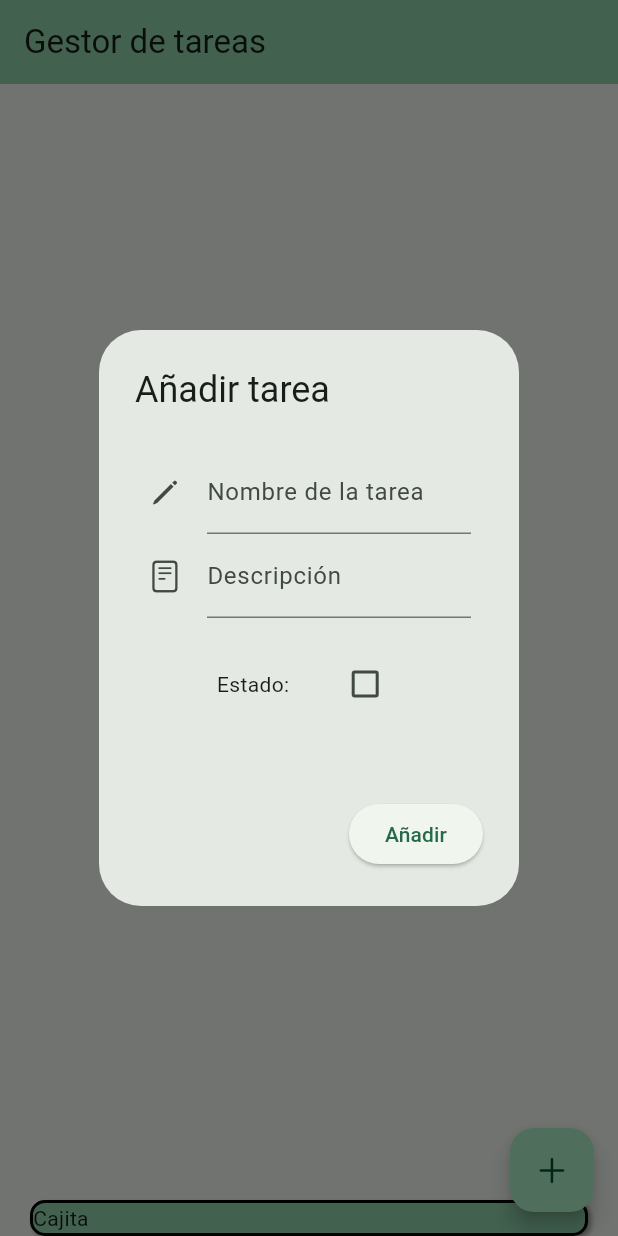
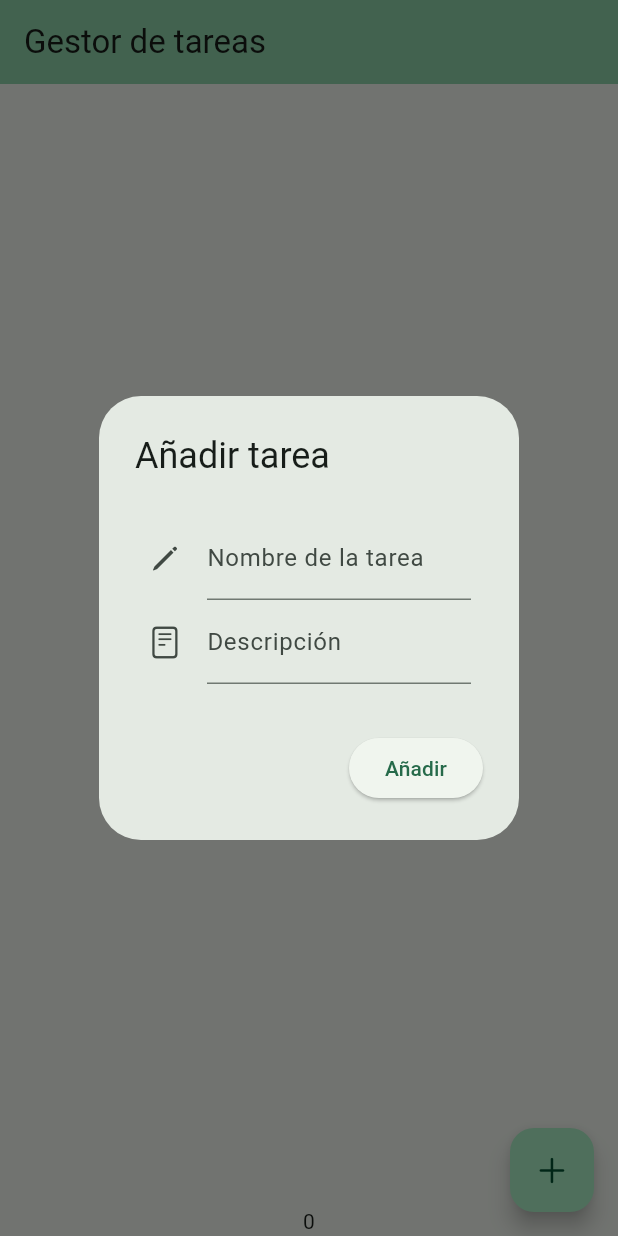
Before and after one commit to jpsoso/GestorTareas, a Flutter app: the screen it shows after launch, after a tap on an icon or button, on a phone screen of 412 x 824 dp. Run offline on Flutter 3.47's test engine with Material 3 defaults, Android fonts, the phone set to English and light mode, and no system bars; missing offline and left inert: dart:ffi.

Commit message:
basic functionality
bug: empty task (the first task added is always empty and cant be deleted)

```diff
--- a/lib/main.dart
+++ b/lib/main.dart
@@ -58,31 +58,19 @@
 }
 
 class _MyHomePageState extends State<MyHomePage> {
-  int _counter = 0;
-  bool _NUEVA_TAREA_hecha = false; // Variable del check box de añadir tarea
-  final List<String> items = List<String>.generate(3, (i) => 'Item $i');
 
   // Controladores de los formularios
+  TextEditingController nombreController = TextEditingController();
+  TextEditingController descripcionController = TextEditingController();
 
   // Gestión de las tareas
-  GestorTareas gestorTareas = GestorTareas();
+  GestorTareas _gestorTareas = GestorTareas();
 
   void anadeTarea(String name, String desc)
   {
     setState(() {
       Tarea tarea = Tarea(name, desc, false);
-      gestorTareas.anade(tarea);
-    });
-  }
-
-  void _incrementCounter() {
-    setState(() {
-      // This call to setState tells the Flutter framework that something has
-      // changed in this State, which causes it to rerun the build method below
-      // so that the display can reflect the updated values. If we changed
-      // _counter without calling setState(), then the build method would not be
-      // called again, and so nothing would appear to happen.
-      _counter++;
+      _gestorTareas.anade(tarea);
     });
   }
 
@@ -107,51 +95,67 @@
       body: Column(
         children: [
           Expanded(
-            child: ListView.builder(
-              scrollDirection: Axis.vertical,
-              shrinkWrap: true,
-              physics: ClampingScrollPhysics(),
-              itemCount: gestorTareas.tamano(),
-              itemBuilder: (context, index) {
-                ListView.builder(
-                    padding: const EdgeInsets.all(8),
-                    itemCount: items.length,
-                    itemBuilder: (BuildContext context, int index) {
-                      return Container(
-                        height: 50,
-                        child: Center(child: Text('Entry ${entries[index]}')),
-                      );
-                    }
+            child: ListView.separated(
+              padding: const EdgeInsets.all(8),
+              itemCount: this._gestorTareas.tamano(),
+              itemBuilder: (BuildContext context, int index) {
+                return Container(
+                  padding: const EdgeInsets.all(8.0),
+                  color: Colors.greenAccent,
+                  child: Column(
+                    crossAxisAlignment: CrossAxisAlignment.start,
+                    children: [
+                      Column(
+                        crossAxisAlignment: CrossAxisAlignment.start,
+                        children: [
+                          Text(
+                              this._gestorTareas.getAt(index).getNombre(),
+                            style: const TextStyle(
+                              fontSize: 20,
+                              color: Colors.purple,
+                            ),
+                          ),
+                          Text(this._gestorTareas.getAt(index).getDesc()),
+                        ],
+                      ),
+                      Row(
+                      mainAxisAlignment: MainAxisAlignment.end,
+                        children: [
+                          Checkbox(
+                            value: this._gestorTareas.getAt(index).getDone(),
+                            onChanged: (bool? value) {
+                              setState(() {
+                                if (!this._gestorTareas.getAt(index).getDone())
+                                {
+                                  this._gestorTareas.completar(index);
+                                }
+                              });
+                            },
+                          ),
+                          ElevatedButton(
+                            child: Icon(CupertinoIcons.trash),
+                            onPressed: () {
+                                setState((){
+                                  this._gestorTareas.elimina(this._gestorTareas.getAt(index));
+                                });
+                              },
+                          ),
+                        ],
+                      )
+                    ],
+                  )
+
                 );
               },
-            ),
+              separatorBuilder: (BuildContext context, int index) => const Divider(),
+            )
           ),
-          Container(
-            margin: const EdgeInsets.only(left: 20.0, right: 20.0),
-            width: double.infinity,
-            child: Text("Cajita"),
-            decoration: BoxDecoration(
-                color: Theme.of(context).colorScheme.inversePrimary,
-                border: Border.all(
-                  color: Colors.black,
-                  width: 2.0,
-                ),
-                borderRadius: BorderRadius.circular(10.0),
-                boxShadow: const [
-                  BoxShadow(
-                      color: Colors.grey ,
-                      blurRadius: 2.0,
-                      offset: Offset(2.0,2.0)
-                  )
-                ]
-            ),
-          ),
+        Text(this._gestorTareas.tamano().toString())
         ],
       ),
       floatingActionButton: FloatingActionButton(
         child: Icon(CupertinoIcons.add),
         onPressed: () {
-          //setState(() { /*code*/
             showDialog(
                 context: context,
                 builder: (BuildContext context) {
@@ -164,35 +168,19 @@
                         child: Column(
                           children: <Widget>[
                             TextFormField(
+                              controller: nombreController,
                               decoration: const InputDecoration(
                                 labelText: 'Nombre de la tarea',
                                 icon: Icon(CupertinoIcons.pencil),
                               ),
                             ),
                             TextFormField(
+                              controller: descripcionController,
                               decoration: const InputDecoration(
                                 labelText: 'Descripción',
                                 icon: Icon(CupertinoIcons.doc_plaintext),
                               ),
                             ),
-                            Container(
-                              padding: EdgeInsets.all(20.0),
-                              child: Row(
-                                mainAxisAlignment: MainAxisAlignment.spaceEvenly,
-                                crossAxisAlignment: CrossAxisAlignment.center,
-                                children: [
-                                  Text("Estado:"),
-                                  Checkbox(
-                                      value: this._NUEVA_TAREA_hecha,
-                                      onChanged: (bool? value) {
-                                        setState(() {
-                                          this._NUEVA_TAREA_hecha = value!;
-                                        });
-                                      }
-                                  )
-                                ],
-                              ),
-                            )
                           ],
                         ),
                       ),
@@ -202,7 +190,23 @@
                           child: Text("Añadir"),
                           onPressed: () {
                             setState(() {
-                              this.items.add('12');
+                              if (nombreController.text != '' && descripcionController.text != '')
+                                {
+                                  this.anadeTarea(nombreController.text, descripcionController.text);
+                                  nombreController.text = '';
+                                  descripcionController.text = '';
+                                }
+                              else
+                                {
+                                  showDialog(
+                                      context: context,
+                                      builder: (BuildContext context) {
+                                        return const AlertDialog(
+                                          scrollable: true,
+                                          title: Text('Introduce un nombre y descripción válidos'),
+                                        );
+                                      });
+                                }
                             });
                           })
                     ],
```
Also changed, not shown: lib/myClasses.dart (+5 -2 lines).
